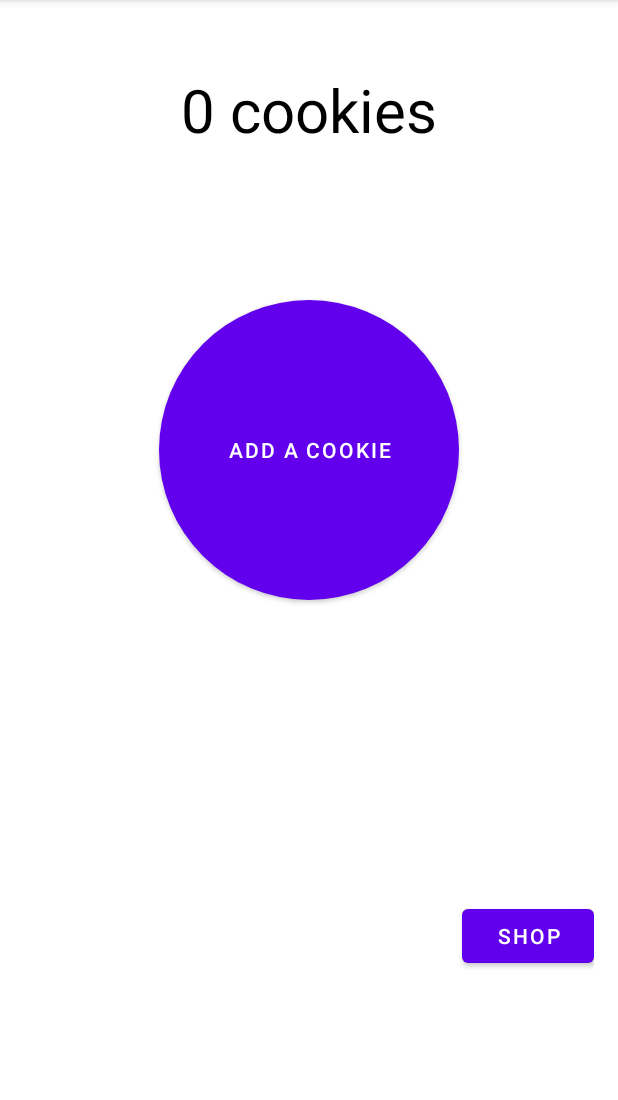
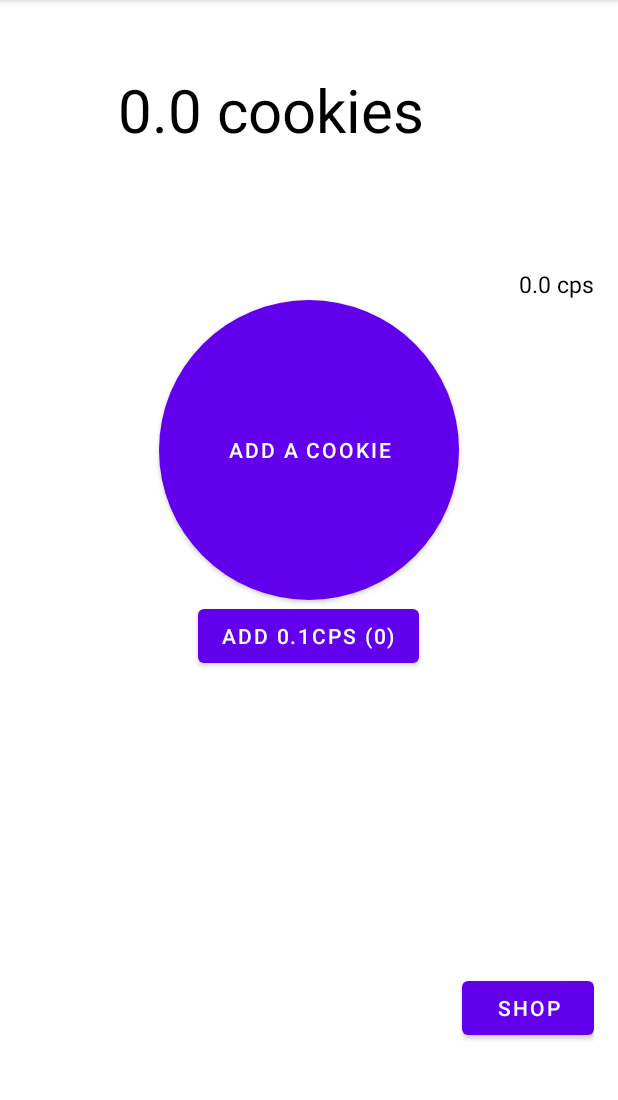
Before and after one commit to FreaXz03/CookieClicker, an Android app: the screen it shows after launch (MainActivity), on a phone screen of 412 x 824 dp, the part 84-1184 px from its top. Run offline under Robolectric (Android 15) with nearby library versions, the phone set to English and light mode, and no system bars; 2 statements that could not run were skipped.

Commit message:
added an autoclicker(cursor) wich generates 0.1 cookiesPerSecond - generates over a Service

```diff
--- a/app/src/main/AndroidManifest.xml
+++ b/app/src/main/AndroidManifest.xml
@@ -10,7 +10,12 @@
         android:supportsRtl="true"
         android:theme="@style/Theme.CookieClicker">
 
+        <service
+            android:name=".CookieService"
+            android:enabled="true"
+            android:exported="true" />
 
+        <activity android:name=".ShopActivity" />
         <activity android:name=".MainActivity"
             android:exported="true">
             <intent-filter>
--- a/app/src/main/java/ch/nc/fm/cookieclicker/MainActivity.java
+++ b/app/src/main/java/ch/nc/fm/cookieclicker/MainActivity.java
@@ -1,56 +1,170 @@
 package ch.nc.fm.cookieclicker;
 
+import android.content.ComponentName;
 import android.content.Context;
 import android.content.Intent;
+import android.content.ServiceConnection;
 import android.content.SharedPreferences;
 import android.os.Bundle;
+import android.os.Handler;
+import android.os.IBinder;
+import android.os.Message;
 import android.widget.Button;
 import android.widget.TextView;
 
 import androidx.appcompat.app.AppCompatActivity;
 
+import java.util.Timer;
+import java.util.TimerTask;
+
 
 public class MainActivity extends AppCompatActivity {
     SharedPreferences prefs;
+    private Handler handler = new Handler();
 
     public static final String COOKIE_PARAM = "cookieKey";
-    private int cookies = 0;
+    public static final String CURSOR_PARAM = "cursorKey";
+    public static final String BAKER_PARAM = "bakerKey";
+    public static final String FACTORY_PARAM = "factoryKey";
+
+    private float cookies = 0;
+    private Integer cursors = 0;
+    private int bakers = 0;
+    private int factories = 0;
 
     private Button btn_add;
     private Button btn_shop;
-    private TextView txv;
+    private Button btn_addAutoClicker;
+    private TextView txv_cookies;
+    private TextView txv_cps;
 
-
-
+    private boolean isBound = false;
+    private CookieService cookieService;
 
     @Override
     protected void onCreate(Bundle savedInstanceState) {
         super.onCreate(savedInstanceState);
         setContentView(R.layout.activity_main);
 
+        // get sharedPref
         prefs = getSharedPreferences("mypref", Context.MODE_PRIVATE);
         SharedPreferences.Editor editor = prefs.edit();
 
+        // find all TextViews and Buttons
         btn_add = findViewById(R.id.btn_add);
         btn_shop = findViewById(R.id.btn_shop);
-        txv = findViewById(R.id.tx);
+        btn_addAutoClicker = findViewById(R.id.btn_addAutoClicker);
+        txv_cookies = findViewById(R.id.tx_cookies);
+        txv_cps = findViewById(R.id.tx_cps);
 
-        cookies = prefs.getInt(COOKIE_PARAM, 0);
-        txv.setText(prefs.getInt(COOKIE_PARAM, 0) + " cookies");
+        // set all the Upgrades from sharedPref
+        cookies = prefs.getFloat(COOKIE_PARAM, 0);
+        cursors = prefs.getInt(CURSOR_PARAM, 0);
+        bakers = prefs.getInt(BAKER_PARAM, 0);
+        factories = prefs.getInt(FACTORY_PARAM, 0);
 
+        // update all fields with new content
+        txv_cookies.setText(cookies + " cookies");
+        btn_addAutoClicker.setText("add 0.1cps (" + cursors + ")");
+        txv_cps.setText((cursors.floatValue() / 10) + " cps");
+
+        //cookie button -> adds Cookies
         btn_add.setOnClickListener(v -> {
             cookies++;
-            txv.setText(cookies + " cookies");
-            editor.putInt(COOKIE_PARAM, cookies).apply();
+            txv_cookies.setText(cookies + " cookies");
+            editor.putFloat(COOKIE_PARAM, cookies).apply();
         });
 
+        //shop button -> redirects to shop activity
         btn_shop.setOnClickListener(v -> {
             Intent intent = new Intent(this, ShopActivity.class);
-            intent.putExtra(ShopActivity.COOKIE_INTENT, cookies);
+            intent.putExtra(ShopActivity.COOKIE_INTENT, this.cookies);
             startActivity(intent);
         });
 
+        //FOR TESTING
+        //buy a cursor
+        btn_addAutoClicker.setOnClickListener(v -> {
+            cursors++;
+            cookies = cookies - 10;
+
+            btn_addAutoClicker.setText("add 0.1cps (" + cursors + ")");
+            txv_cps.setText((cursors.floatValue() / 10) + " cps");
+
+            editor.putInt(CURSOR_PARAM, cursors).apply();
+
+            txv_cookies.setText(cookies + " cookies");
+            editor.putFloat(COOKIE_PARAM, cookies).apply();
+        });
     }
 
+    public static float roundFloat(final float number, final int decimal) {
+        float precision = 1.0F;
+        for (int i = 0; i < decimal; i++, precision *= 10);
+        return ((int) (number * precision + 0.5)  / precision);
+    }
 
+    Runnable runnable = new Runnable() {
+        @Override
+        public void run() {
+            float newCookies = cookieService.cookieGeneration(cursors, bakers, factories);
+            cookies = roundFloat(cookies + newCookies,1);
+            txv_cookies.setText(cookies + " cookies");
+        }
+    };
+
+    public void startTimer() {
+        handler.postDelayed(runnable, 1000);
+    }
+
+    public void cancelTimer() {
+        handler.removeCallbacks(runnable);
+    }
+
+    public void doTask() {
+        Timer timer = new Timer("Timer");
+        TimerTask task = new TimerTask() {
+            public void run() {
+                startTimer();
+            }
+        };
+        if (isBound) {
+            try {
+                timer.schedule(task, 0, 1000L);
+            } catch (Exception e) {
+                System.out.println(e);
+            }
+        }
+
+    }
+
+    @Override
+    protected void onStart() {
+        super.onStart();
+        // bind the Service via Intent
+        Intent bindCookieServiceIntent = new Intent(this, CookieService.class);
+        bindService(bindCookieServiceIntent, connection, Context.BIND_AUTO_CREATE);
+    }
+
+    private ServiceConnection connection = new ServiceConnection() {
+        @Override
+        public void onServiceConnected(ComponentName componentName, IBinder iBinder) {
+            CookieService.CookieBinder binder = (CookieService.CookieBinder) iBinder;
+            cookieService = binder.getService();
+            isBound = true;
+            doTask();
+        }
+        @Override
+        public void onServiceDisconnected(ComponentName componentName) {
+            isBound = false;
+        }
+    };
+    @Override
+    protected void onStop() {
+        super.onStop();
+        // unbind Service again when App is closing
+        unbindService(connection);
+        isBound = false;
+        handler.removeCallbacks(runnable);
+    }
 }
--- a/app/src/main/res/layout/activity_main.xml
+++ b/app/src/main/res/layout/activity_main.xml
@@ -25,7 +25,7 @@
             android:orientation="horizontal">
 
             <TextView
-                android:id="@+id/tx"
+                android:id="@+id/tx_cookies"
                 android:layout_width="wrap_content"
                 android:layout_height="wrap_content"
                 android:layout_gravity="center_horizontal"
@@ -35,6 +35,15 @@
                 android:textAppearance="@style/TextAppearance.AppCompat.Large"
                 android:textColor="@color/black"
                 android:textSize="40sp" />
+
+            <TextView
+                android:id="@+id/tx_cps"
+                android:layout_width="wrap_content"
+                android:layout_height="wrap_content"
+                android:layout_gravity="bottom"
+                android:text="@string/cps"
+                android:textColor="@color/black"
+                android:textSize="15sp" />
 
         </LinearLayout>
 
@@ -53,12 +62,20 @@
             android:orientation="vertical">
 
             <Button
+                android:id="@+id/btn_addAutoClicker"
+                android:layout_width="wrap_content"
+                android:layout_height="wrap_content"
+                android:layout_gravity="center_vertical|center_horizontal"
+                android:text="@string/addAutoClicker" />
+
+            <Button
                 android:id="@+id/btn_shop"
                 android:layout_width="wrap_content"
                 android:layout_height="wrap_content"
                 android:layout_marginTop="200dp"
                 android:layout_gravity="end|bottom"
                 android:text="@string/Shop" />
+
         </LinearLayout>
 
     </LinearLayout>
--- a/app/src/main/res/values/strings.xml
+++ b/app/src/main/res/values/strings.xml
@@ -2,7 +2,8 @@
     <string name="app_name">CookieClickerApp</string>
     <string name="go">Weiter</string>
     <string name="add">add a cookie</string>
-    <string name="counter">0 cookies</string>
-    <string name="addAutoClicker">add 1cps</string>
+    <string name="counter">0.0 cookies</string>
+    <string name="cps">0 cps</string>
+    <string name="addAutoClicker">add 0.1cps (0)</string>
     <string name="Shop">Shop</string>
 </resources>
```
Also changed, not shown: app/src/main/java/ch/nc/fm/cookieclicker/CookieService.java (added, +36 -0 lines), app/src/main/java/ch/nc/fm/cookieclicker/ShopActivity.java (+33 -1 lines), app/src/main/res/layout/activity_shop.xml (added, +16 -0 lines).
